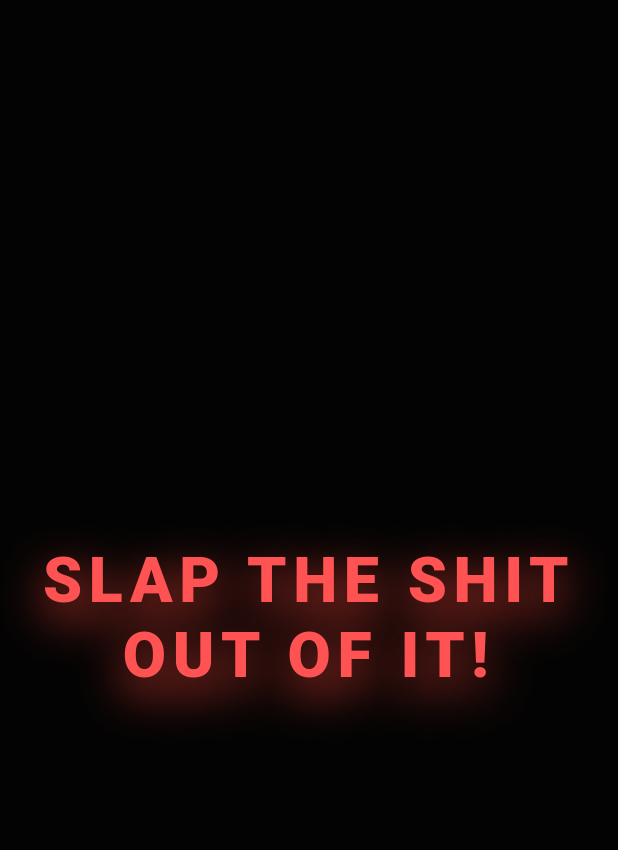
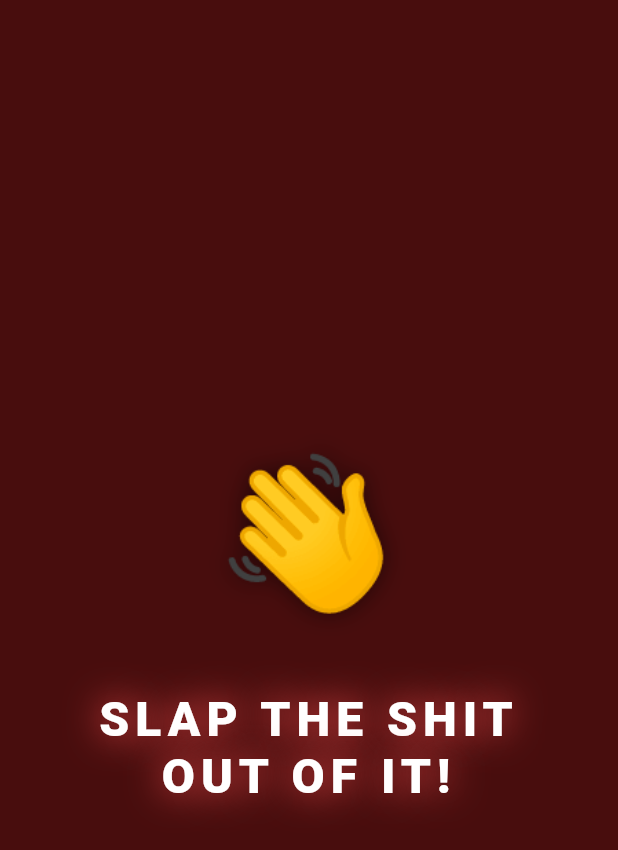
Before and after one commit to assassinyousuf/SlapApp, a Flutter app: the first screen one second after launch, on a phone screen of 412 x 824 dp. Shown: the top 850 px of the screen. Run offline on Flutter 3.47's test engine with Material 3 defaults, Android fonts, the phone set to English and light mode, and no system bars; our stand-ins replace audioplayers, csv, fl_chart, flutter_riverpod, image_picker, sensors_plus and 1 more; missing offline and left inert: google_mlkit_face_detection, tflite_flutter.

Commit message:
Bump version to 0.2.0+2: Released Phase 2 Python AI Face Warping, Dual Launch Modes, and Elastic Physics Splash Screen

```diff
--- a/lib/presentation/screens/splash_screen.dart
+++ b/lib/presentation/screens/splash_screen.dart
@@ -1,4 +1,6 @@
 import 'package:flutter/material.dart';
+import 'package:audioplayers/audioplayers.dart';
+import 'dart:math' as math;
 import 'home_screen.dart';
 
 class SplashScreen extends StatefulWidget {
@@ -10,33 +12,29 @@ class SplashScreen extends StatefulWidget {
 
 class _SplashScreenState extends State<SplashScreen> with SingleTickerProviderStateMixin {
   late final AnimationController _controller;
-  late final Animation<double> _scaleAnimation;
-  late final Animation<double> _opacityAnimation;
+  late final AudioPlayer _audioPlayer;
 
   @override
   void initState() {
     super.initState();
+    _audioPlayer = AudioPlayer();
+
+    // Extremely fast, punchy 1.4-second duration
     _controller = AnimationController(
        vsync: this,
-       duration: const Duration(milliseconds: 500)
+       duration: const Duration(milliseconds: 1400)
     );
 
-    // Smooth elastic scaling from 0.5x to 1.1x
-    _scaleAnimation = Tween<double>(begin: 0.5, end: 1.1).animate(
-      CurvedAnimation(parent: _controller, curve: Curves.elasticOut)
-    );
-
-    // Quick fade in
-    _opacityAnimation = Tween<double>(begin: 0.0, end: 1.0).animate(
-      CurvedAnimation(parent: _controller, curve: const Interval(0.0, 0.4, curve: Curves.easeIn))
-    );
+    // Sync the "punch.mp3" to fire exactly upon the gravitational impact (t = 0.22 => 300ms)
+    Future.delayed(const Duration(milliseconds: 300), () {
+      if (mounted) _audioPlayer.play(AssetSource('sounds/punch.mp3'));
+    });
 
     _controller.forward();
 
-    // The user strictly requested it lasts exactly 1 second as the app starts
-    Future.delayed(const Duration(milliseconds: 1000), () {
+    // Out transition seamlessly matches the timing
+    Future.delayed(const Duration(milliseconds: 1400), () {
       if (mounted) {
-        // Fade out into the real Home Screen with the glowing orb
         Navigator.of(context).pushReplacement(
           PageRouteBuilder(
             pageBuilder: (context, animation, secondaryAnimation) => const HomeScreen(),
@@ -53,40 +51,99 @@ class _SplashScreenState extends State<SplashScreen> with SingleTickerProviderSt
   @override
   void dispose() {
     _controller.dispose();
+    _audioPlayer.dispose();
     super.dispose();
   }
 
   @override
   Widget build(BuildContext context) {
     return Scaffold(
-      backgroundColor: const Color(0xFF030303), // Ultra deep black
-      body: Center(
-        child: AnimatedBuilder(
+      backgroundColor: const Color(0xFF030303),
+      body: AnimatedBuilder(
         animation: _controller,
         builder: (context, child) {
-            return Opacity(
-              opacity: _opacityAnimation.value,
+          final t = _controller.value;
+
+          double dropY = -400.0;
+          double scale = 1.0;
+
+          if (t < 0.2) {
+             // Fierce gravitational acceleration drop
+             double factor = t / 0.2;
+             dropY = -400 + (400 * factor * factor * factor);
+          } else {
+             // Rest
+             dropY = 0.0;
+          }
+
+          if (t >= 0.2 && t <= 0.6) {
+             // Extremely heavy elastic collision bounce from hitting the rigid text below
+             double impact = 1.0 - ((t - 0.2) / 0.4);
+             scale = 1.0 + (math.sin(impact * math.pi * 3) * 0.2 * (impact * impact));
+          }
+
+          // A volumetric background blood-red flash triggered at exact impact
+          Color bgColor = const Color(0xFF030303);
+          if (t > 0.15 && t < 0.8) {
+             double flash = 1.0;
+             if (t < 0.2) {
+                 flash = (t - 0.15) / 0.05; // rapid ramp
+             } else {
+                 flash = 1.0 - ((t - 0.2) / 0.6); // slow exponential decay
+             }
+             bgColor = Color.lerp(const Color(0xFF030303), Colors.red.shade900, flash)!;
+          }
+
+          return Container(
+            color: bgColor,
+            child: Stack(
+              alignment: Alignment.center,
+              children: [
+                Center(
+                  child: Column(
+                    mainAxisAlignment: MainAxisAlignment.center,
+                    children: [
+                      // The Dropping Core Mass
+                      Transform.translate(
+                         offset: Offset(0, dropY),
                          child: Transform.scale(
-                scale: _scaleAnimation.value,
+                            scale: scale,
+                            child: const Text('👋', style: TextStyle(fontSize: 100, shadows: [Shadow(color: Colors.black54, blurRadius: 20)])),
+                         ),
+                      ),
+
+                      const SizedBox(height: 30),
+
+                      // The Title explicitly slammed into view at impact
+                      if (t >= 0.2)
+                        Opacity(
+                          // Strobe in
+                          opacity: t < 0.3 ? (t - 0.2) / 0.1 : 1.0,
+                          child: Transform.scale(
+                            // Squash and settle in
+                            scale: t < 0.4 ? 1.4 - (0.4 * ((t - 0.2) / 0.2)) : 1.0,
                             child: const Text(
                               'SLAP THE SHIT\nOUT OF IT!',
                               textAlign: TextAlign.center,
                               style: TextStyle(
-                    color: Colors.redAccent,
-                    fontSize: 38,
+                                color: Colors.white,
+                                fontSize: 32,
                                 fontWeight: FontWeight.w900,
+                                letterSpacing: 4.0,
                                 height: 1.2,
-                    letterSpacing: 4.0,
-                    shadows: [
-                      Shadow(color: Colors.red, blurRadius: 40, offset: Offset(0, 10))
-                    ]
+                                shadows: [Shadow(color: Colors.redAccent, blurRadius: 30)]
                               ),
                             ),
+                          ),
+                        )
+                    ],
+                  ),
+                ),
+              ]
             ),
           );
         },
       ),
-      ),
     );
   }
 }
--- a/pubspec.yaml
+++ b/pubspec.yaml
@@ -1,7 +1,7 @@
 name: slap_app
 description: "A new Flutter project."
 publish_to: 'none'
-version: 0.1.0
+version: 0.2.0+2
 
 environment:
   sdk: ^3.9.2
@@ -13,6 +13,9 @@ dependencies:
   flutter:
     sdk: flutter
   flutter_riverpod: ^3.3.1
+  google_mlkit_face_detection: ^0.13.2
+  http: ^1.6.0
+  image_picker: ^1.2.1
   path_provider: ^2.1.5
   sensors_plus: ^7.0.0
   share_plus: ^12.0.1
```
Also changed, not shown: lib/application/providers.dart (+41 -0 lines), lib/data/services/ai_service.dart (added, +30 -0 lines), lib/domain/engine/face_analyzer.dart (added, +44 -0 lines), lib/domain/models/face_features.dart (added, +20 -0 lines), lib/presentation/screens/home_screen.dart (+136 -179 lines), pubspec.lock, 9 other files. Lines whose indentation alone changed are shown as unchanged.
